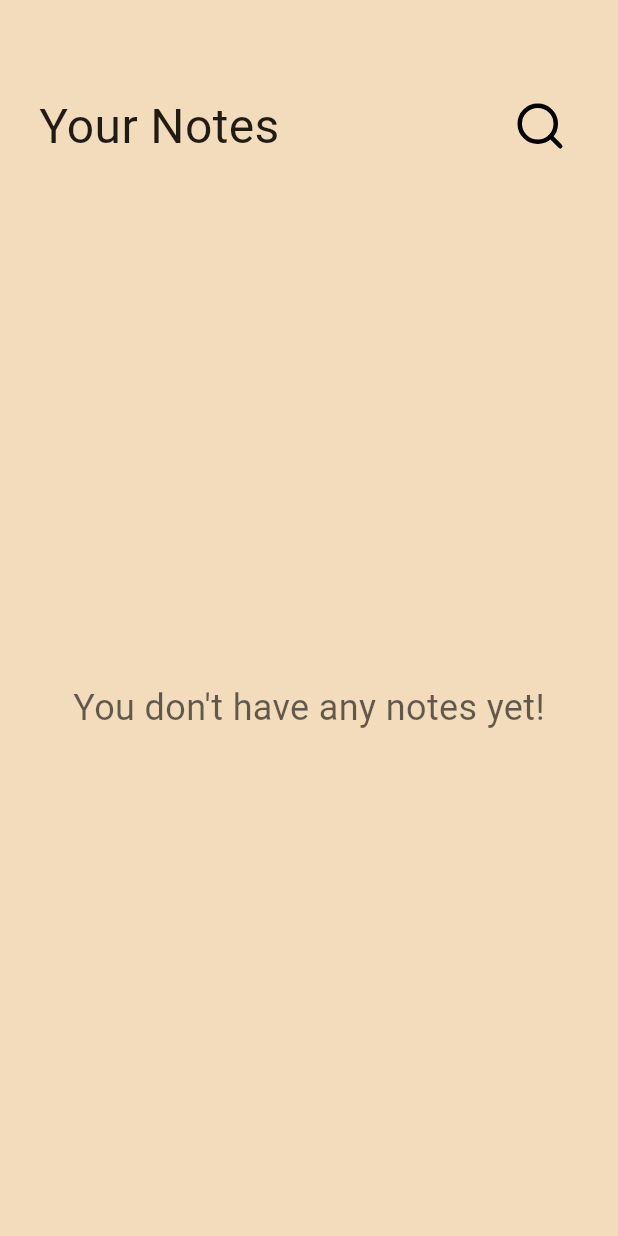
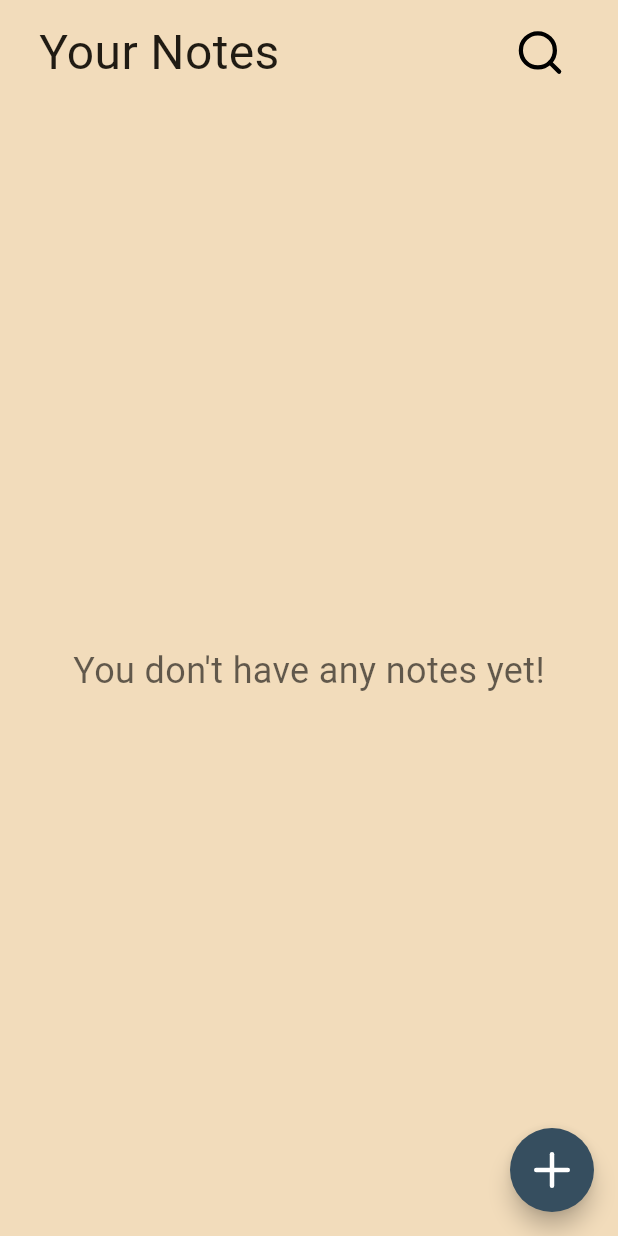
Before and after one commit to Dpbm/seshat, a Flutter app: the screen it shows after launch, on a phone screen of 412 x 824 dp. Run offline on Flutter 3.47's test engine with Material 3 defaults, Android fonts, the phone set to English and light mode, and no system bars; our stand-ins replace flutter_svg.

Commit message:
added float button

```diff
--- a/lib/home.dart
+++ b/lib/home.dart
@@ -1,4 +1,5 @@
 import 'package:flutter/material.dart';
+import 'package:flutter/widgets.dart';
 import 'package:seshat/utils/icons.dart';
 
 class Home extends StatelessWidget {
@@ -10,7 +11,7 @@ class Home extends StatelessWidget {
     final double height = MediaQuery.of(context).size.height - heightMarginTop;
     final double width = MediaQuery.of(context).size.width;
 
-    const double topBarSize = 120;
+    const double topBarSize = 70;
     final double bodySize = height - topBarSize;
 
     return Scaffold(
@@ -64,6 +65,17 @@ class Home extends StatelessWidget {
           ],
         ),
       ),
+      floatingActionButton: FloatingActionButton(
+        onPressed: () => {/*TODO: go to create note*/},
+        tooltip: 'Create Note',
+        mini: false,
+        shape: CircleBorder(
+          side: BorderSide(
+              width: 80, color: Theme.of(context).colorScheme.secondary),
+        ),
+        backgroundColor: Theme.of(context).colorScheme.secondary,
+        child: plus(),
+      ),
     );
   }
 }
--- a/lib/utils/icons.dart
+++ b/lib/utils/icons.dart
@@ -1,11 +1,24 @@
 import 'package:flutter/material.dart';
 import 'package:flutter_svg/flutter_svg.dart';
 
+String buildPath(String icon) {
+  return 'assets/icons/' + icon + '.svg';
+}
+
 Widget search() {
   return SvgPicture.asset(
-    'assets/icons/search.svg',
+    buildPath('search'),
     semanticsLabel: 'Search',
     width: 36,
     height: 36,
   );
 }
+
+Widget plus() {
+  return SvgPicture.asset(
+    buildPath('plus'),
+    semanticsLabel: 'Add',
+    width: 36,
+    height: 36,
+  );
+}
--- a/pubspec.yaml
+++ b/pubspec.yaml
@@ -62,6 +62,7 @@ flutter:
   # To add assets to your application, add an assets section, like this:
   assets:
     - assets/icons/search.svg
+    - assets/icons/plus.svg
   #   - images/a_dot_ham.jpeg
 
   # An image asset can refer to one or more resolution-specific "variants", see
```
Also changed, not shown: assets/icons/plus.svg (added).
